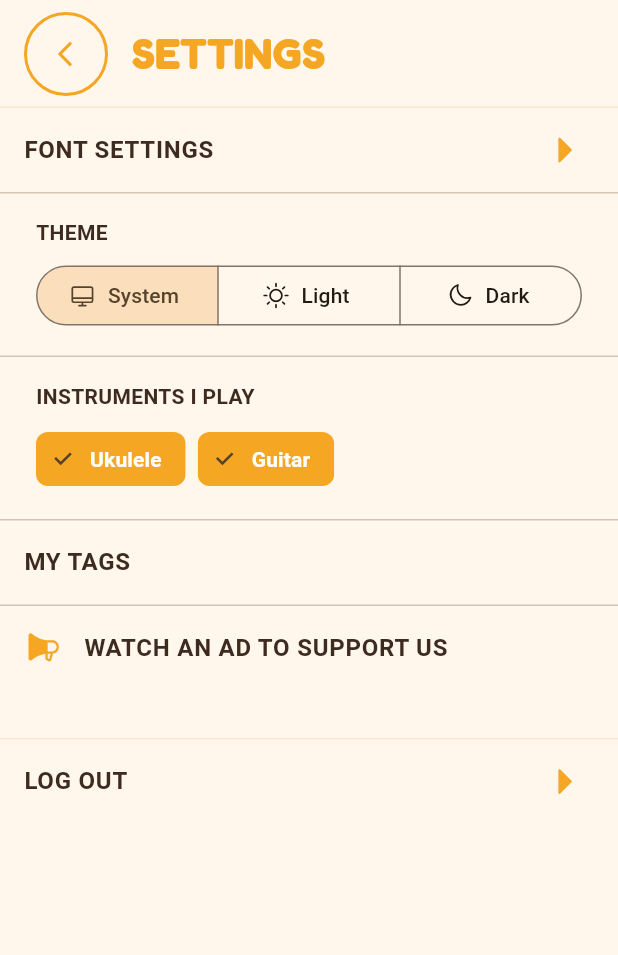
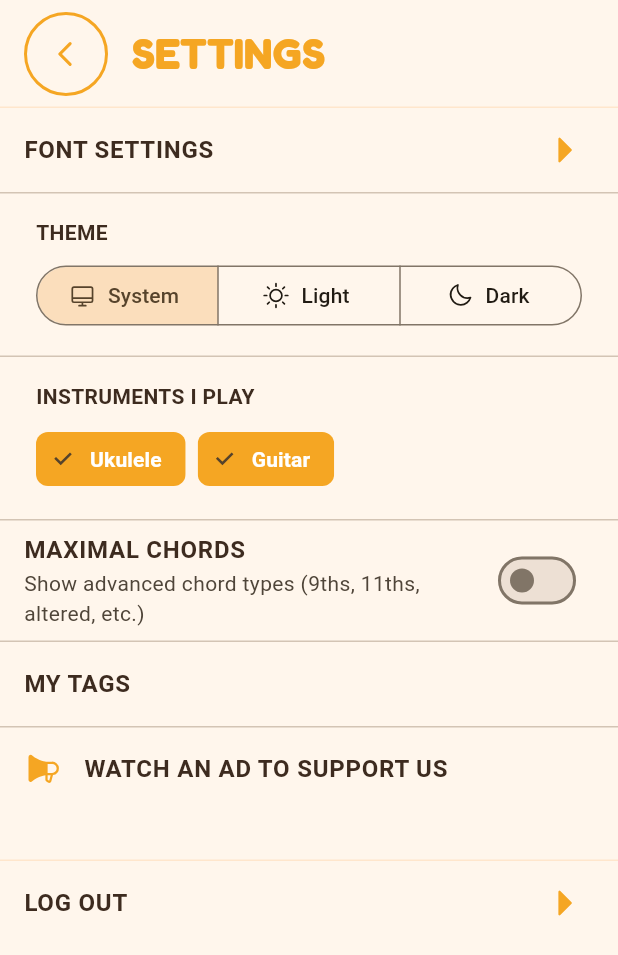
Before and after one commit to SirBepy/joes_tabs, a Flutter app: the SettingsScreen screen opened by its route, on a phone screen of 412 x 824 dp. Shown: the top 955 px of the screen. Run offline on Flutter 3.47's test engine with Material 3 defaults, Android fonts, the phone set to English and light mode, and no system bars; our stand-ins replace drift, flutter_riverpod, freezed_annotation, go_router, google_mobile_ads, just_audio and 3 more; missing offline and left inert: dart:js_interop, record, sqlite3; accounts and stored records are empty; generated files the repository leaves out were written again; statements that could not run were skipped.

Commit message:
FEAT: Maximal chords toggle in Settings

```diff
--- a/apps/app/lib/screens/settings_screen.dart
+++ b/apps/app/lib/screens/settings_screen.dart
@@ -32,6 +32,7 @@ class _SettingsScreenState extends ConsumerState<SettingsScreen> {
     final fontSize = ref.watch(fontSizeProvider);
     final themeMode = ref.watch(themeModeProvider);
     final instruments = ref.watch(instrumentsProvider);
+    final maximalChords = ref.watch(maximalChordsProvider);
     final user = ref.watch(currentUserProvider);
 
     return ListView(
@@ -188,6 +189,23 @@ class _SettingsScreenState extends ConsumerState<SettingsScreen> {
           ),
         ),
         const Divider(height: 1),
+        SwitchListTile(
+          key: const Key('maximal-chords-switch'),
+          value: maximalChords,
+          activeThumbColor: AppColors.orange,
+          title: const Text(
+            'MAXIMAL CHORDS',
+            style: TextStyle(
+              fontWeight: FontWeight.w700,
+              color: AppColors.textDark,
+            ),
+          ),
+          subtitle: const Text(
+            'Show advanced chord types (9ths, 11ths, altered, etc.)',
+          ),
+          onChanged: (v) => ref.read(maximalChordsProvider.notifier).set(v),
+        ),
+        const Divider(height: 1),
         // MY TAGS (placeholder, future feature).
         _Row(
           label: 'MY TAGS',
```
Also changed, not shown: 1 other file.
